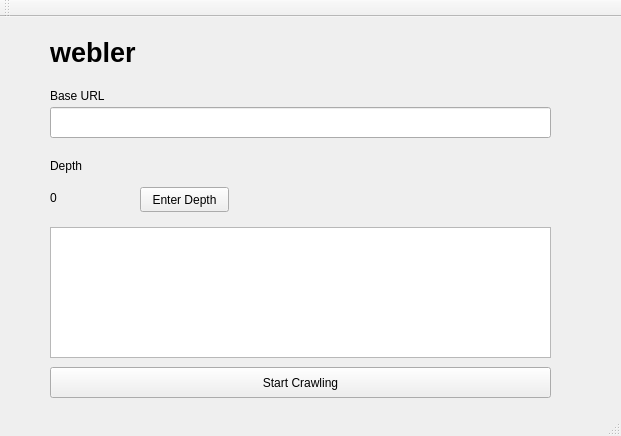
First picture: the form in desktop_app/webler/mainwindow.ui, repository SDey96/libwebler, before the edit.
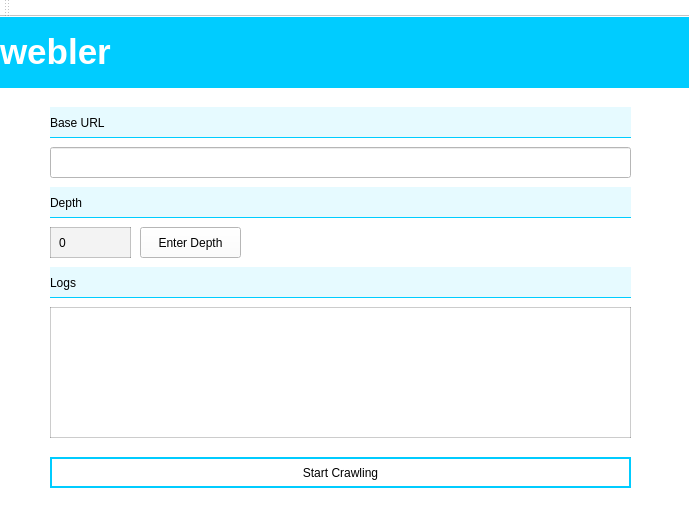
Second picture: the form after the edit.

Commit message: Better UI for desktop app

What changed in the file:
```diff
--- a/desktop_app/webler/mainwindow.ui
+++ b/desktop_app/webler/mainwindow.ui
@@ -6,33 +6,44 @@
    <rect>
     <x>0</x>
     <y>0</y>
-    <width>621</width>
-    <height>436</height>
+    <width>689</width>
+    <height>522</height>
    </rect>
   </property>
   <property name="windowTitle">
    <string>webler</string>
   </property>
+  <property name="styleSheet">
+   <string notr="true">background: #fff</string>
+  </property>
   <widget class="QWidget" name="centralWidget">
    <widget class="QLineEdit" name="lineEdit">
     <property name="geometry">
      <rect>
       <x>50</x>
-      <y>90</y>
-      <width>501</width>
+      <y>130</y>
+      <width>581</width>
       <height>31</height>
      </rect>
     </property>
+    <property name="styleSheet">
+     <string notr="true"/>
+    </property>
    </widget>
    <widget class="QLabel" name="baseHead">
     <property name="geometry">
      <rect>
       <x>50</x>
-      <y>70</y>
-      <width>67</width>
-      <height>17</height>
+      <y>90</y>
+      <width>581</width>
+      <height>31</height>
      </rect>
     </property>
+    <property name="styleSheet">
+     <string notr="true">background: rgba(0,204,255,0.1);
+border-bottom: 1px solid rgba(0,204,255,1);
+padding-left: 1em;</string>
+    </property>
     <property name="text">
      <string>Base URL</string>
     </property>
@@ -41,11 +52,16 @@
     <property name="geometry">
      <rect>
       <x>50</x>
-      <y>140</y>
-      <width>67</width>
-      <height>17</height>
+      <y>170</y>
+      <width>581</width>
+      <height>31</height>
      </rect>
     </property>
+    <property name="styleSheet">
+     <string notr="true">background: rgba(0,204,255,0.1);
+border-bottom: 1px solid rgba(0,204,255,1);
+padding-left: 1em;</string>
+    </property>
     <property name="text">
      <string>Depth</string>
     </property>
@@ -54,9 +70,9 @@
     <property name="geometry">
      <rect>
       <x>140</x>
-      <y>170</y>
-      <width>89</width>
-      <height>25</height>
+      <y>210</y>
+      <width>101</width>
+      <height>31</height>
      </rect>
     </property>
     <property name="text">
@@ -67,11 +83,16 @@
     <property name="geometry">
      <rect>
       <x>50</x>
-      <y>170</y>
-      <width>71</width>
-      <height>21</height>
+      <y>210</y>
+      <width>81</width>
+      <height>31</height>
      </rect>
     </property>
+    <property name="styleSheet">
+     <string notr="true">background: rgba(0,0,0,0.05);
+padding: 5px;
+border: 1px solid rgba(0,0,0,0.2);</string>
+    </property>
     <property name="text">
      <string>0</string>
     </property>
@@ -80,11 +101,14 @@
     <property name="geometry">
      <rect>
       <x>50</x>
-      <y>350</y>
-      <width>501</width>
+      <y>440</y>
+      <width>581</width>
       <height>31</height>
      </rect>
     </property>
+    <property name="styleSheet">
+     <string notr="true">border: 2px solid #00ccff;</string>
+    </property>
     <property name="text">
      <string>Start Crawling</string>
     </property>
@@ -92,24 +116,50 @@
    <widget class="QLabel" name="label">
     <property name="geometry">
      <rect>
-      <x>50</x>
-      <y>20</y>
-      <width>151</width>
-      <height>31</height>
+      <x>0</x>
+      <y>0</y>
+      <width>691</width>
+      <height>71</height>
      </rect>
     </property>
+    <property name="styleSheet">
+     <string notr="true">background: #00ccff;
+color: #fff;
+padding-left:3em;</string>
+    </property>
     <property name="text">
-     <string>&lt;html&gt;&lt;head/&gt;&lt;body&gt;&lt;p&gt;&lt;span style=&quot; font-size:20pt; font-weight:600;&quot;&gt;webler&lt;/span&gt;&lt;/p&gt;&lt;/body&gt;&lt;/html&gt;</string>
+     <string>&lt;html&gt;&lt;head/&gt;&lt;body&gt;&lt;p&gt;&lt;span style=&quot; font-size:26pt; font-weight:600;&quot;&gt;webler&lt;/span&gt;&lt;/p&gt;&lt;/body&gt;&lt;/html&gt;</string>
     </property>
    </widget>
    <widget class="QTextEdit" name="messages">
     <property name="geometry">
      <rect>
       <x>50</x>
-      <y>210</y>
-      <width>501</width>
+      <y>290</y>
+      <width>581</width>
       <height>131</height>
      </rect>
+    </property>
+    <property name="styleSheet">
+     <string notr="true">border: 1px solid rgba(0,0,0,0.2);</string>
+    </property>
+   </widget>
+   <widget class="QLabel" name="depthHead_2">
+    <property name="geometry">
+     <rect>
+      <x>50</x>
+      <y>250</y>
+      <width>581</width>
+      <height>31</height>
+     </rect>
+    </property>
+    <property name="styleSheet">
+     <string notr="true">background: rgba(0,204,255,0.1);
+border-bottom: 1px solid rgba(0,204,255,1);
+padding-left: 1em;</string>
+    </property>
+    <property name="text">
+     <string>Logs</string>
     </property>
    </widget>
   </widget>
```
The commit also changes 4 other files.
